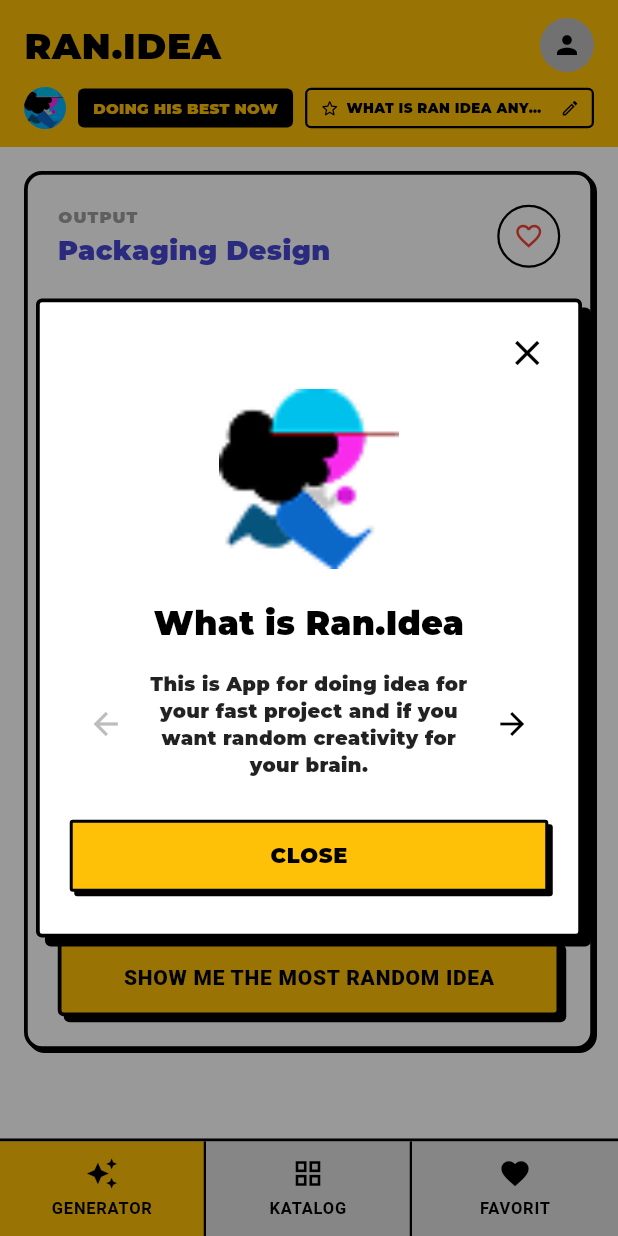
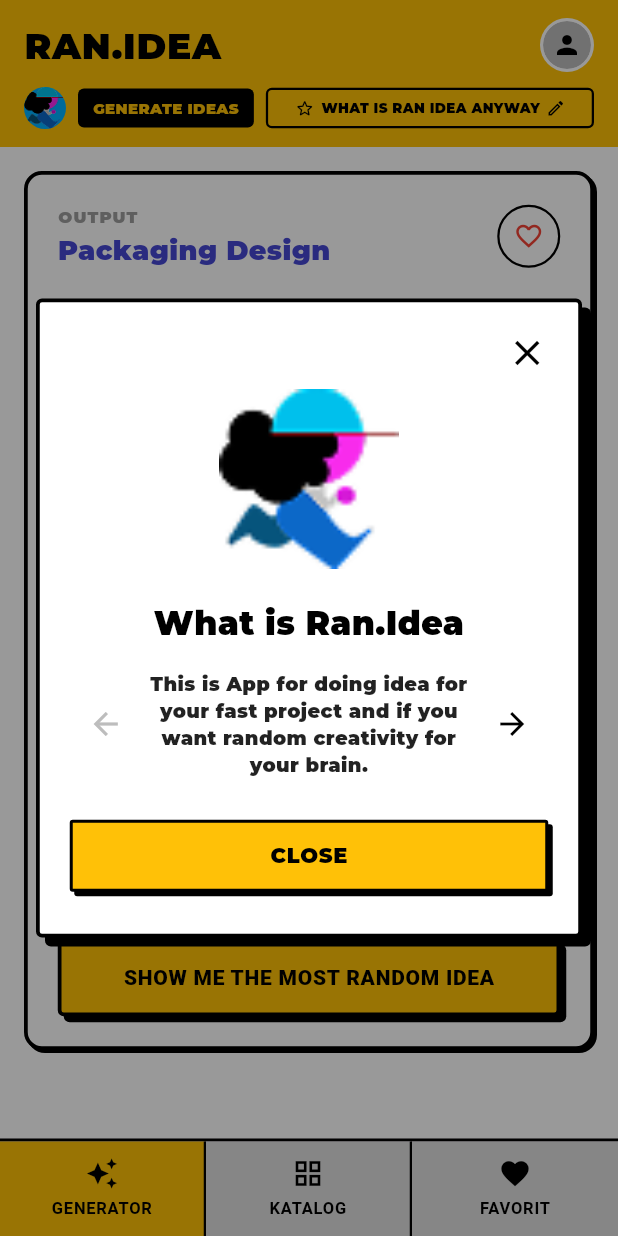
Before and after one commit to halojeje/ran.idea, a Flutter app: the screen it shows after launch, after a tap on "WHAT IS RAN IDEA ANYWAY", on a phone screen of 412 x 824 dp. Run offline on Flutter 3.47's test engine with Material 3 defaults, Android fonts, the light colour scheme and no system bars; our stand-ins replace confetti, google_fonts, image_picker, shared_preferences, sqflite; accounts and stored records are empty; Roboto replaces fonts that are missing (Montserrat-Medium, Montserrat-Regular).

Commit message:
update terbaru

```diff
--- a/lib/day_20/views/dashboardpage.dart
+++ b/lib/day_20/views/dashboardpage.dart
@@ -193,7 +193,7 @@ class _DashboardpageState extends State<Dashboardpage> {
     );
   }
 
-  // 🟡 MODAL DIALOG "WHAT IS RAN IDEA ANYWAY" (Sesuai main page-modal2.png)
+  // MODAL DIALOG
   void _showWhatIsRanIdeaModal() {
     int currentStep = 0;
     final List<Map<String, String>> modalContents = [
@@ -203,9 +203,9 @@ class _DashboardpageState extends State<Dashboardpage> {
             "This is App for doing idea for your fast project and if you want random creativity for your brain.",
       },
       {
-        "title": "Unleash Creativity",
+        "title": "Generate Ideas",
         "description":
-            "Generate unique design styles, color palettes, and supergraphics in seconds.",
+            "Generate unique design styles, color palettes, and supergraphics in seconds with at least 20+ variants.",
       },
     ];
 
@@ -395,7 +395,7 @@ class _DashboardpageState extends State<Dashboardpage> {
               child: Column(
                 crossAxisAlignment: CrossAxisAlignment.start,
                 children: [
-                  // 1. Header Yellow Banner (Sesuai Layout main page-modal.png)
+                  // 1. Header Yellow Banner
                   Container(
                     color: const Color(0xFFFFC107),
                     padding: const EdgeInsets.symmetric(
@@ -404,7 +404,7 @@ class _DashboardpageState extends State<Dashboardpage> {
                     ),
                     child: Column(
                       children: [
-                        // Row 1: Logo & Profil Avatar Dynamic
+                        // Row 1: Logo & Profil Avatar Dynamic (Identik dengan Katalog Page)
                         Row(
                           mainAxisAlignment: MainAxisAlignment.spaceBetween,
                           children: [
@@ -420,7 +420,7 @@ class _DashboardpageState extends State<Dashboardpage> {
                             ),
                             CircleAvatar(
                               radius: 18,
-                              backgroundColor: Colors.grey[400],
+                              backgroundColor: Colors.white,
                               child: ClipOval(
                                 child:
                                     _userProfilePath != null &&
@@ -434,13 +434,13 @@ class _DashboardpageState extends State<Dashboardpage> {
                                       )
                                     : Image.asset(
                                         'assets/images/apple.png',
-                                        width: 36,
-                                        height: 36,
+                                        width: 32,
+                                        height: 32,
                                         fit: BoxFit.cover,
                                         errorBuilder:
                                             (context, error, stackTrace) =>
                                                 CircleAvatar(
-                                                  radius: 18,
+                                                  radius: 16,
                                                   backgroundColor:
                                                       Colors.grey[400],
                                                   child: const Icon(
@@ -456,7 +456,7 @@ class _DashboardpageState extends State<Dashboardpage> {
                         ),
                         const SizedBox(height: 10),
 
-                        // Row 2: Status Indicator Buttons (Main Page UI)
+                        // Row 2: Status Indicator Buttons
                         Row(
                           children: [
                             // Maskot Icon
@@ -482,7 +482,7 @@ class _DashboardpageState extends State<Dashboardpage> {
                               ),
                             ),
 
-                            // Badge 1: DOING HIS BEST NOW
+                            // Badge 1: GENERATE IDEAS
                             Container(
                               padding: const EdgeInsets.symmetric(
                                 horizontal: 10,
@@ -493,7 +493,7 @@ class _DashboardpageState extends State<Dashboardpage> {
                                 borderRadius: BorderRadius.circular(4),
                               ),
                               child: Text(
-                                "DOING HIS BEST NOW",
+                                "GENERATE IDEAS",
                                 style: GoogleFonts.montserrat(
                                   color: const Color(0xFFFFC107),
                                   fontSize: 10,
@@ -503,7 +503,7 @@ class _DashboardpageState extends State<Dashboardpage> {
                             ),
                             const SizedBox(width: 8),
 
-                            // Badge 2: WHAT IS RAN IDEA ANYWAY (Clickable)
+                            // Badge 2: WHAT IS RAN IDEA ANYWAY
                             Expanded(
                               child: GestureDetector(
                                 onTap: _showWhatIsRanIdeaModal,
```
Also changed, not shown: lib/extensions/navigator.dart (+62 -62 lines).
